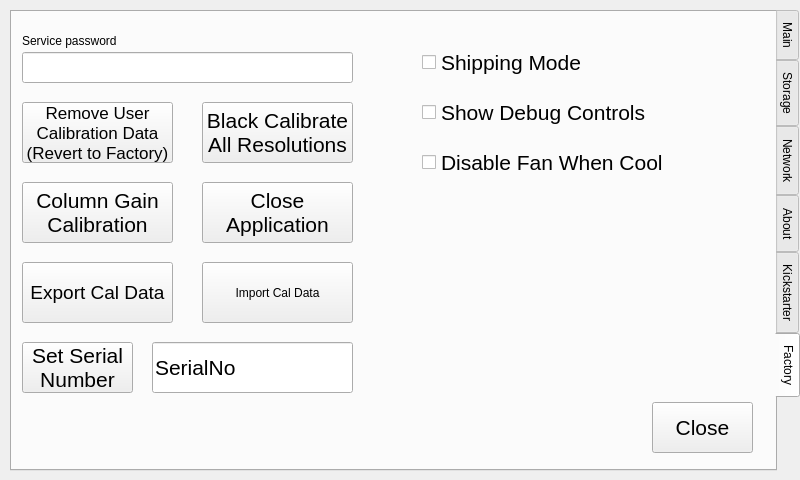
Before: the Qt Designer form src/utilwindow.ui in krontech/chronos-cam-app, drawn with Qt 5.
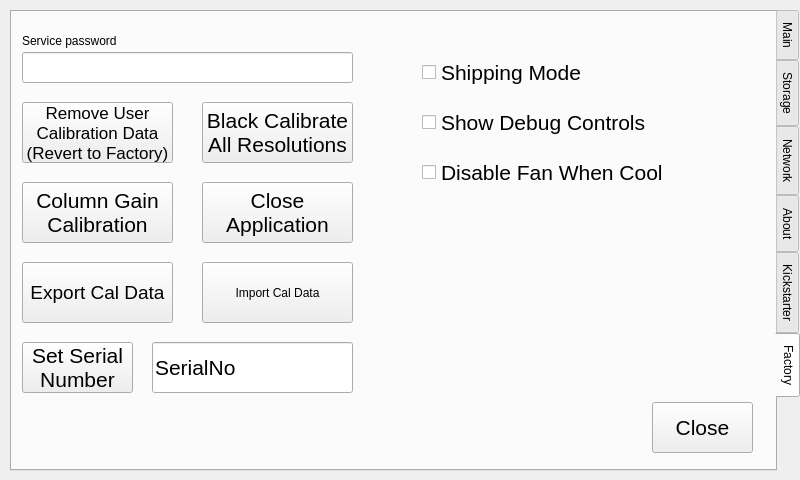
After: the same form once the commit is applied. The open tabs and pages were chosen to show the change. Custom widgets are drawn as their Qt base class.

What changed in the file:
```diff
--- a/src/utilwindow.ui
+++ b/src/utilwindow.ui
@@ -1965,7 +1965,7 @@
      <property name="geometry">
       <rect>
        <x>410</x>
-       <y>80</y>
+       <y>90</y>
        <width>281</width>
        <height>41</height>
       </rect>
@@ -2030,7 +2030,7 @@
      <property name="geometry">
       <rect>
        <x>410</x>
-       <y>30</y>
+       <y>40</y>
        <width>201</width>
        <height>41</height>
       </rect>
@@ -2085,7 +2085,7 @@
      <property name="geometry">
       <rect>
        <x>410</x>
-       <y>130</y>
+       <y>140</y>
        <width>251</width>
        <height>41</height>
       </rect>
```
